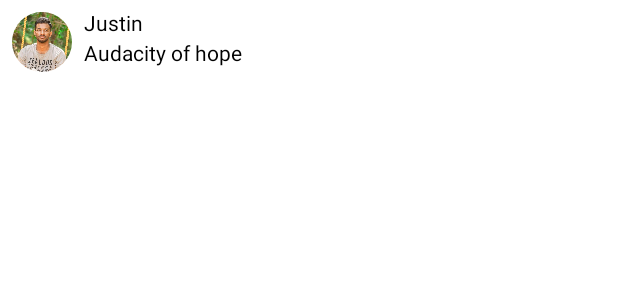
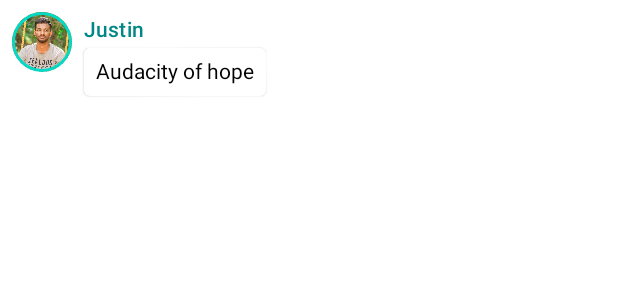
Before and after one commit to JustinGeorgeJoseph/HelloCompose, an Android app built with Jetpack Compose: the @Preview function MessageCard, on a phone screen of 412 x 824 dp. Shown: the top 300 px of the screen. Run offline under Robolectric (Android 15) with nearby library versions, the phone set to English and light mode, and no system bars.

Commit message:
implement material theme

```diff
--- a/app/src/main/java/com/justin/hellocompose/MainActivity.kt
+++ b/app/src/main/java/com/justin/hellocompose/MainActivity.kt
@@ -5,6 +5,7 @@ import android.os.Message
 import androidx.activity.ComponentActivity
 import androidx.activity.compose.setContent
 import androidx.compose.foundation.Image
+import androidx.compose.foundation.border
 import androidx.compose.foundation.layout.*
 import androidx.compose.foundation.shape.CircleShape
 import androidx.compose.material.MaterialTheme
@@ -24,20 +25,32 @@ class MainActivity : ComponentActivity() {
     override fun onCreate(savedInstanceState: Bundle?) {
         super.onCreate(savedInstanceState)
         setContent {
-            showMessageCard(message = Book("Justin","Audacity of hope"))
+            HelloComposeTheme {
+                showMessageCard(message = Book("Justin","Audacity of hope"))
+            }
         }
     }
 }
 
 @Composable
 fun showMessageCard(message:Book){
-    Row (modifier = Modifier.padding(all = 8.dp)){
+    Row (modifier = Modifier.padding(all = 8.dp),){
         Image(painter = painterResource(id = R.drawable.justin),
             contentDescription = "Test image",
-        modifier = Modifier.size(40.dp).clip(CircleShape))
-        Column(modifier = Modifier.padding(start = 8.dp)){
-            Text(text = message.author)
-            Text(text = message.name,modifier = Modifier.padding(top = 4.dp))
+        modifier = Modifier
+            .size(40.dp)
+            .clip(CircleShape)
+            .border(1.5.dp, MaterialTheme.colors.secondary, CircleShape)
+        )
+        Column(modifier = Modifier.padding(start = 8.dp)) {
+            Text(
+                text = message.author,
+                color = MaterialTheme.colors.secondaryVariant,
+                style = MaterialTheme.typography.subtitle2
+            )
+            Surface(shape = MaterialTheme.shapes.medium, elevation = 1.dp) {
+                Text(text = message.name,modifier = Modifier.padding(all = 8.dp))
+            }
         }
     }
 
```
